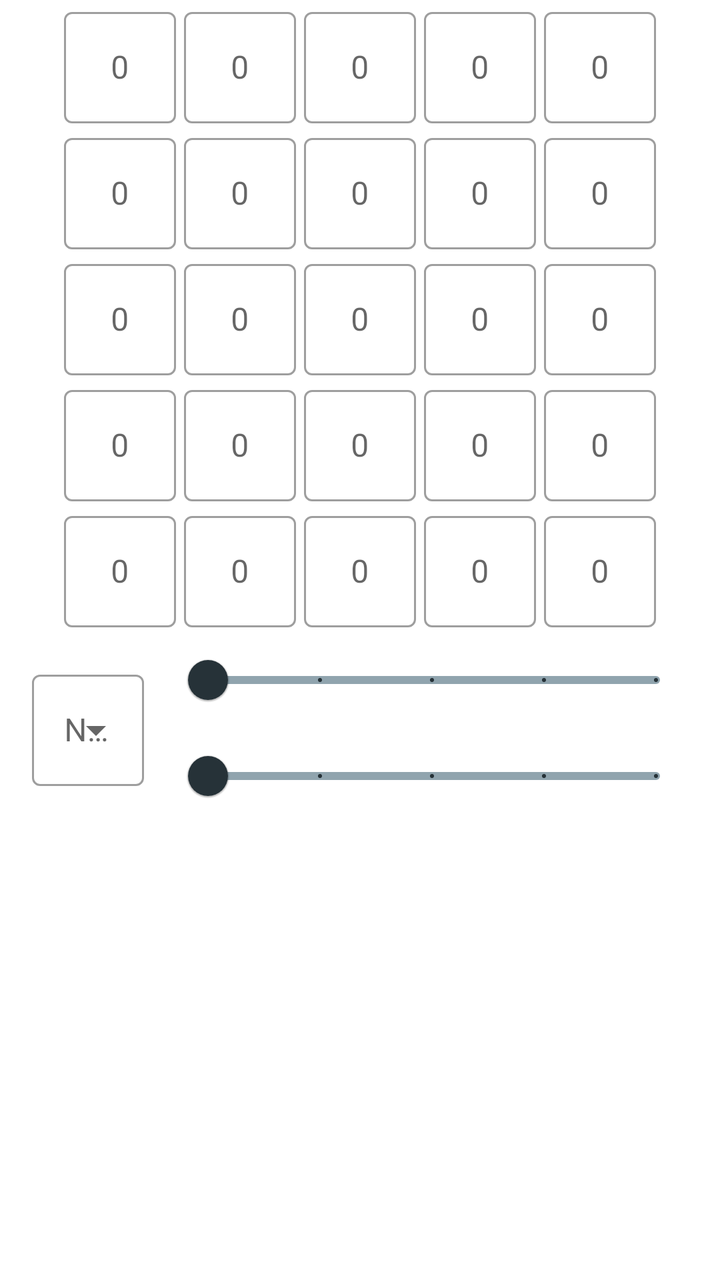
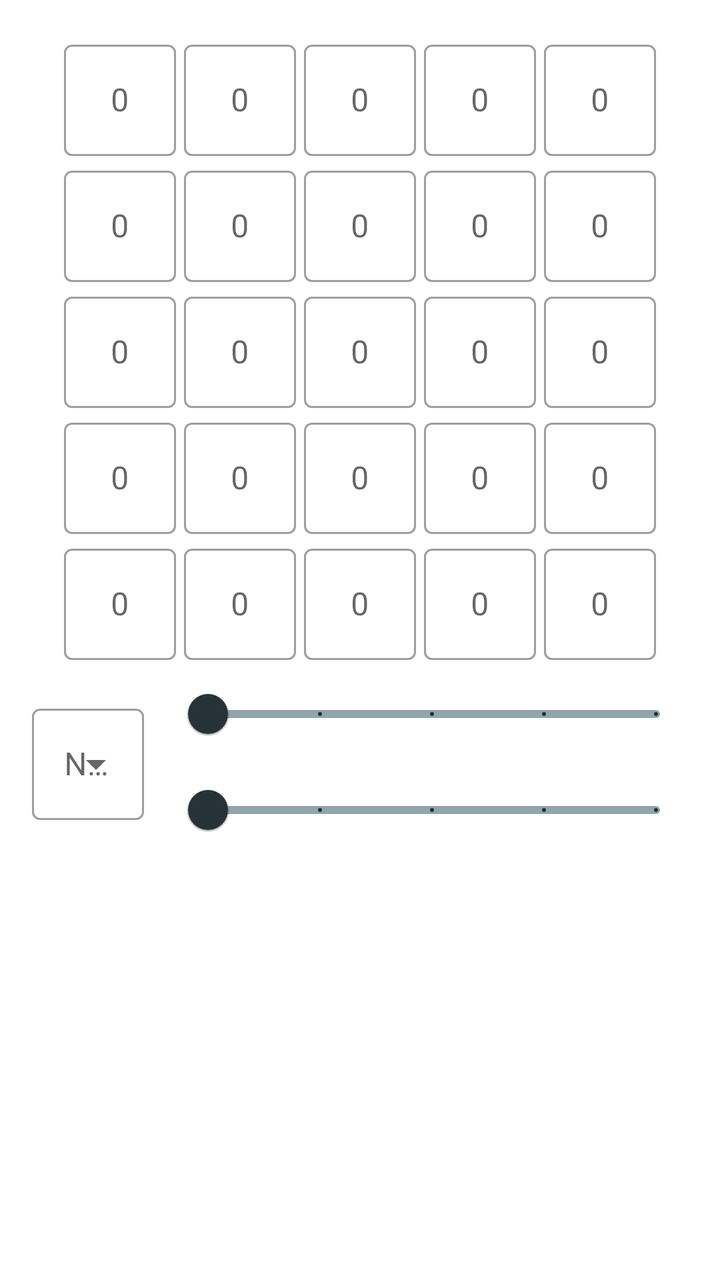

Compare the two renders of this Android layout. The source of the first and the diff that turns it into the second are given below.
<!-- AndroidManifest.xml: application theme Theme.Matscape -->
<!-- res/layout/fragment_matrix_edit.xml -->
<?xml version="1.0" encoding="utf-8"?>
<androidx.constraintlayout.widget.ConstraintLayout xmlns:android="http://schemas.android.com/apk/res/android"
    xmlns:app="http://schemas.android.com/apk/res-auto"
    xmlns:tools="http://schemas.android.com/tools"
    android:layout_width="match_parent"
    android:layout_height="match_parent"
    tools:context=".Fragments.MatrixFragments.EditMatrixFragment">

    <HorizontalScrollView
        android:id="@+id/horizontalScrollView"
        android:layout_width="wrap_content"
        android:layout_height="wrap_content"
        android:scrollbars="none"
        app:layout_constraintBottom_toTopOf="@id/EditMatrixGuideLine"
        app:layout_constraintEnd_toEndOf="parent"
        app:layout_constraintStart_toStartOf="parent"
        app:layout_constraintTop_toTopOf="parent">

        <LinearLayout
            android:layout_width="wrap_content"
            android:layout_height="wrap_content"
            android:orientation="horizontal">

            <LinearLayout
                style="@style/ChangeMatrixLinearLayouts"
                app:layout_constraintTop_toBottomOf="@+id/imageView">

                <com.google.android.material.textfield.TextInputLayout
                    android:id="@+id/ChangeMatrixLayout11"
                    style="@style/Widget.MaterialComponents.TextInputLayout.OutlinedBox"
                    android:layout_width="wrap_content"
                    android:layout_height="wrap_content"
                    android:gravity="center"
                    android:hint="@string/hint_textInputLayout">

                    <com.google.android.material.textfield.TextInputEditText
                        android:id="@+id/ChangeMatrixField11"
                        style="@style/ChangeMatrixMaterialFields" />

                </com.google.android.material.textfield.TextInputLayout>

                <com.google.android.material.textfield.TextInputLayout
                    android:id="@+id/ChangeMatrixLayout21"
                    style="@style/Widget.MaterialComponents.TextInputLayout.OutlinedBox"
                    android:layout_width="wrap_content"
                    android:layout_height="wrap_content"
                    android:gravity="center"
                    android:hint="@string/hint_textInputLayout">

                    <com.google.android.material.textfield.TextInputEditText
                        android:id="@+id/ChangeMatrixField21"
                        style="@style/ChangeMatrixMaterialFields" />

                </com.google.android.material.textfield.TextInputLayout>

                <com.google.android.material.textfield.TextInputLayout
                    android:id="@+id/ChangeMatrixLayout31"
                    style="@style/Widget.MaterialComponents.TextInputLayout.OutlinedBox"
                    android:layout_width="wrap_content"
                    android:layout_height="wrap_content"
                    android:gravity="center"
                    android:hint="@string/hint_textInputLayout">

                    <com.google.android.material.textfield.TextInputEditText
                        android:id="@+id/ChangeMatrixField31"
                        style="@style/ChangeMatrixMaterialFields" />

                </com.google.android.material.textfield.TextInputLayout>

                <com.google.android.material.textfield.TextInputLayout
                    android:id="@+id/ChangeMatrixLayout41"
                    style="@style/Widget.MaterialComponents.TextInputLayout.OutlinedBox"
                    android:layout_width="wrap_content"
                    android:layout_height="wrap_content"
                    android:gravity="center"
                    android:hint="@string/hint_textInputLayout">

                    <com.google.android.material.textfield.TextInputEditText
                        android:id="@+id/ChangeMatrixField41"
                        style="@style/ChangeMatrixMaterialFields" />

                </com.google.android.material.textfield.TextInputLayout>

                <com.google.android.material.textfield.TextInputLayout
                    android:id="@+id/ChangeMatrixLayout51"
                    style="@style/Widget.MaterialComponents.TextInputLayout.OutlinedBox"
                    android:layout_width="wrap_content"
                    android:layout_height="wrap_content"
                    android:gravity="center"
                    android:hint="@string/hint_textInputLayout">

                    <com.google.android.material.textfield.TextInputEditText
                        android:id="@+id/ChangeMatrixField51"
                        style="@style/ChangeMatrixMaterialFields" />

                </com.google.android.material.textfield.TextInputLayout>

            </LinearLayout>

            <LinearLayout
                style="@style/ChangeMatrixLinearLayouts"
                app:layout_constraintTop_toBottomOf="@+id/imageView">

                <com.google.android.material.textfield.TextInputLayout
                    android:id="@+id/ChangeMatrixLayout12"
                    style="@style/Widget.MaterialComponents.TextInputLayout.OutlinedBox"
                    android:layout_width="wrap_content"
                    android:layout_height="wrap_content"
                    android:gravity="center"
                    android:hint="@string/hint_textInputLayout">

                    <com.google.android.material.textfield.TextInputEditText
                        android:id="@+id/ChangeMatrixField12"
                        style="@style/ChangeMatrixMaterialFields" />

                </com.google.android.material.textfield.TextInputLayout>

                <com.google.android.material.textfield.TextInputLayout
                    android:id="@+id/ChangeMatrixLayout22"
                    style="@style/Widget.MaterialComponents.TextInputLayout.OutlinedBox"
                    android:layout_width="wrap_content"
                    android:layout_height="wrap_content"
                    android:gravity="center"
                    android:hint="@string/hint_textInputLayout">

                    <com.google.android.material.textfield.TextInputEditText
                        android:id="@+id/ChangeMatrixField22"
                        style="@style/ChangeMatrixMaterialFields" />

                </com.google.android.material.textfield.TextInputLayout>

                <com.google.android.material.textfield.TextInputLayout
                    android:id="@+id/ChangeMatrixLayout32"
                    style="@style/Widget.MaterialComponents.TextInputLayout.OutlinedBox"
                    android:layout_width="wrap_content"
                    android:layout_height="wrap_content"
                    android:gravity="center"
                    android:hint="@string/hint_textInputLayout">

                    <com.google.android.material.textfield.TextInputEditText
                        android:id="@+id/ChangeMatrixField32"
                        style="@style/ChangeMatrixMaterialFields" />

                </com.google.android.material.textfield.TextInputLayout>

                <com.google.android.material.textfield.TextInputLayout
                    android:id="@+id/ChangeMatrixLayout42"
                    style="@style/Widget.MaterialComponents.TextInputLayout.OutlinedBox"
                    android:layout_width="wrap_content"
                    android:layout_height="wrap_content"
                    android:gravity="center"
                    android:hint="@string/hint_textInputLayout">

                    <com.google.android.material.textfield.TextInputEditText
                        android:id="@+id/ChangeMatrixField42"
                        style="@style/ChangeMatrixMaterialFields" />

                </com.google.android.material.textfield.TextInputLayout>

                <com.google.android.material.textfield.TextInputLayout
                    android:id="@+id/ChangeMatrixLayout52"
                    style="@style/Widget.MaterialComponents.TextInputLayout.OutlinedBox"
                    android:layout_width="wrap_content"
                    android:layout_height="wrap_content"
                    android:gravity="center"
                    android:hint="@string/hint_textInputLayout">

                    <com.google.android.material.textfield.TextInputEditText
                        android:id="@+id/ChangeMatrixField52"
                        style="@style/ChangeMatrixMaterialFields" />

                </com.google.android.material.textfield.TextInputLayout>

            </LinearLayout>

            <LinearLayout
                style="@style/ChangeMatrixLinearLayouts"
                app:layout_constraintTop_toBottomOf="@+id/imageView">

                <com.google.android.material.textfield.TextInputLayout
                    android:id="@+id/ChangeMatrixLayout13"
                    style="@style/Widget.MaterialComponents.TextInputLayout.OutlinedBox"
                    android:layout_width="wrap_content"
                    android:layout_height="wrap_content"
                    android:gravity="center"
                    android:hint="@string/hint_textInputLayout">

                    <com.google.android.material.textfield.TextInputEditText
                        android:id="@+id/ChangeMatrixField13"
                        style="@style/ChangeMatrixMaterialFields" />

                </com.google.android.material.textfield.TextInputLayout>

                <com.google.android.material.textfield.TextInputLayout
                    android:id="@+id/ChangeMatrixLayout23"
                    style="@style/Widget.MaterialComponents.TextInputLayout.OutlinedBox"
                    android:layout_width="wrap_content"
                    android:layout_height="wrap_content"
                    android:gravity="center"
                    android:hint="@string/hint_textInputLayout">

                    <com.google.android.material.textfield.TextInputEditText
                        android:id="@+id/ChangeMatrixField23"
                        style="@style/ChangeMatrixMaterialFields" />

                </com.google.android.material.textfield.TextInputLayout>

                <com.google.android.material.textfield.TextInputLayout
                    android:id="@+id/ChangeMatrixLayout33"
                    style="@style/Widget.MaterialComponents.TextInputLayout.OutlinedBox"
                    android:layout_width="wrap_content"
                    android:layout_height="wrap_content"
                    android:gravity="center"
                    android:hint="@string/hint_textInputLayout">

                    <com.google.android.material.textfield.TextInputEditText
                        android:id="@+id/ChangeMatrixField33"
                        style="@style/ChangeMatrixMaterialFields" />

                </com.google.android.material.textfield.TextInputLayout>

                <com.google.android.material.textfield.TextInputLayout
                    android:id="@+id/ChangeMatrixLayout43"
                    style="@style/Widget.MaterialComponents.TextInputLayout.OutlinedBox"
                    android:layout_width="wrap_content"
                    android:layout_height="wrap_content"
                    android:gravity="center"
                    android:hint="@string/hint_textInputLayout">

                    <com.google.android.material.textfield.TextInputEditText
                        android:id="@+id/ChangeMatrixField43"
                        style="@style/ChangeMatrixMaterialFields" />

                </com.google.android.material.textfield.TextInputLayout>

                <com.google.android.material.textfield.TextInputLayout
                    android:id="@+id/ChangeMatrixLayout53"
                    style="@style/Widget.MaterialComponents.TextInputLayout.OutlinedBox"
                    android:layout_width="wrap_content"
                    android:layout_height="wrap_content"
                    android:gravity="center"
                    android:hint="@string/hint_textInputLayout">

                    <com.google.android.material.textfield.TextInputEditText
                        android:id="@+id/ChangeMatrixField53"
                        style="@style/ChangeMatrixMaterialFields" />

                </com.google.android.material.textfield.TextInputLayout>

            </LinearLayout>

            <LinearLayout
                style="@style/ChangeMatrixLinearLayouts"
                app:layout_constraintTop_toBottomOf="@+id/imageView">

                <com.google.android.material.textfield.TextInputLayout
                    android:id="@+id/ChangeMatrixLayout14"
                    style="@style/Widget.MaterialComponents.TextInputLayout.OutlinedBox"
                    android:layout_width="wrap_content"
                    android:layout_height="wrap_content"
                    android:gravity="center"
                    android:hint="@string/hint_textInputLayout">

                    <com.google.android.material.textfield.TextInputEditText
                        android:id="@+id/ChangeMatrixField14"
                        style="@style/ChangeMatrixMaterialFields" />

                </com.google.android.material.textfield.TextInputLayout>

                <com.google.android.material.textfield.TextInputLayout
                    android:id="@+id/ChangeMatrixLayout24"
                    style="@style/Widget.MaterialComponents.TextInputLayout.OutlinedBox"
                    android:layout_width="wrap_content"
                    android:layout_height="wrap_content"
                    android:gravity="center"
                    android:hint="@string/hint_textInputLayout">

                    <com.google.android.material.textfield.TextInputEditText
                        android:id="@+id/ChangeMatrixField24"
                        style="@style/ChangeMatrixMaterialFields" />

                </com.google.android.material.textfield.TextInputLayout>

                <com.google.android.material.textfield.TextInputLayout
                    android:id="@+id/ChangeMatrixLayout34"
                    style="@style/Widget.MaterialComponents.TextInputLayout.OutlinedBox"
                    android:layout_width="wrap_content"
                    android:layout_height="wrap_content"
                    android:gravity="center"
                    android:hint="@string/hint_textInputLayout">

                    <com.google.android.material.textfield.TextInputEditText
                        android:id="@+id/ChangeMatrixField34"
                        style="@style/ChangeMatrixMaterialFields" />

                </com.google.android.material.textfield.TextInputLayout>

                <com.google.android.material.textfield.TextInputLayout
                    android:id="@+id/ChangeMatrixLayout44"
                    style="@style/Widget.MaterialComponents.TextInputLayout.OutlinedBox"
                    android:layout_width="wrap_content"
                    android:layout_height="wrap_content"
                    android:gravity="center"
                    android:hint="@string/hint_textInputLayout">

                    <com.google.android.material.textfield.TextInputEditText
                        android:id="@+id/ChangeMatrixField44"
                        style="@style/ChangeMatrixMaterialFields" />

                </com.google.android.material.textfield.TextInputLayout>

                <com.google.android.material.textfield.TextInputLayout
                    android:id="@+id/ChangeMatrixLayout54"
                    style="@style/Widget.MaterialComponents.TextInputLayout.OutlinedBox"
                    android:layout_width="wrap_content"
                    android:layout_height="wrap_content"
                    android:gravity="center"
                    android:hint="@string/hint_textInputLayout">

                    <com.google.android.material.textfield.TextInputEditText
                        android:id="@+id/ChangeMatrixField54"
                        style="@style/ChangeMatrixMaterialFields" />

                </com.google.android.material.textfield.TextInputLayout>

            </LinearLayout>

            <LinearLayout
                style="@style/ChangeMatrixLinearLayouts"
                app:layout_constraintTop_toBottomOf="@+id/imageView">

                <com.google.android.material.textfield.TextInputLayout
                    android:id="@+id/ChangeMatrixLayout15"
                    style="@style/Widget.MaterialComponents.TextInputLayout.OutlinedBox"
                    android:layout_width="wrap_content"
                    android:layout_height="wrap_content"
                    android:gravity="center"
                    android:hint="@string/hint_textInputLayout">

                    <com.google.android.material.textfield.TextInputEditText
                        android:id="@+id/ChangeMatrixField15"
                        style="@style/ChangeMatrixMaterialFields" />

                </com.google.android.material.textfield.TextInputLayout>

                <com.google.android.material.textfield.TextInputLayout
                    android:id="@+id/ChangeMatrixLayout25"
                    style="@style/Widget.MaterialComponents.TextInputLayout.OutlinedBox"
                    android:layout_width="wrap_content"
                    android:layout_height="wrap_content"
                    android:gravity="center"
                    android:hint="@string/hint_textInputLayout">

                    <com.google.android.material.textfield.TextInputEditText
                        android:id="@+id/ChangeMatrixField25"
                        style="@style/ChangeMatrixMaterialFields" />

                </com.google.android.material.textfield.TextInputLayout>

                <com.google.android.material.textfield.TextInputLayout
                    android:id="@+id/ChangeMatrixLayout35"
                    style="@style/Widget.MaterialComponents.TextInputLayout.OutlinedBox"
                    android:layout_width="wrap_content"
                    android:layout_height="wrap_content"
                    android:gravity="center"
                    android:hint="@string/hint_textInputLayout">

                    <com.google.android.material.textfield.TextInputEditText
                        android:id="@+id/ChangeMatrixField35"
                        style="@style/ChangeMatrixMaterialFields" />

                </com.google.android.material.textfield.TextInputLayout>

                <com.google.android.material.textfield.TextInputLayout
                    android:id="@+id/ChangeMatrixLayout45"
                    style="@style/Widget.MaterialComponents.TextInputLayout.OutlinedBox"
                    android:layout_width="wrap_content"
                    android:layout_height="wrap_content"
                    android:gravity="center"
                    android:hint="@string/hint_textInputLayout">

                    <com.google.android.material.textfield.TextInputEditText
                        android:id="@+id/ChangeMatrixField45"
                        style="@style/ChangeMatrixMaterialFields" />

                </com.google.android.material.textfield.TextInputLayout>

                <com.google.android.material.textfield.TextInputLayout
                    android:id="@+id/ChangeMatrixLayout55"
                    style="@style/Widget.MaterialComponents.TextInputLayout.OutlinedBox"
                    android:layout_width="wrap_content"
                    android:layout_height="wrap_content"
                    android:gravity="center"
                    android:hint="@string/hint_textInputLayout">

                    <com.google.android.material.textfield.TextInputEditText
                        android:id="@+id/ChangeMatrixField55"
                        style="@style/ChangeMatrixMaterialFields" />

                </com.google.android.material.textfield.TextInputLayout>

            </LinearLayout>

        </LinearLayout>
    </HorizontalScrollView>

    <androidx.constraintlayout.widget.Guideline
        android:id="@+id/EditMatrixGuideLine"
        android:layout_width="wrap_content"
        android:layout_height="wrap_content"
        android:orientation="horizontal"
        app:layout_constraintGuide_begin="316dp" />

    <com.google.android.material.textfield.TextInputLayout

        android:id="@+id/textInputLayout"
        style="@style/Widget.MaterialComponents.TextInputLayout.OutlinedBox.ExposedDropdownMenu"
        android:layout_width="wrap_content"
        android:layout_height="wrap_content"
        android:layout_marginStart="16dp"
        android:layout_marginTop="16dp"
        android:hint="@string/hint_spinner"
        android:orientation="horizontal"
        app:layout_constraintStart_toStartOf="parent"
        app:layout_constraintTop_toBottomOf="@+id/EditMatrixGuideLine">

        <AutoCompleteTextView
            android:id="@+id/MatrixNamesSpinner"
            android:layout_width="match_parent"
            android:layout_height="wrap_content"
            android:inputType="none"
            tools:ignore="LabelFor" />

    </com.google.android.material.textfield.TextInputLayout>

    <com.google.android.material.slider.Slider
        android:id="@+id/EditMatrixRowsSlider"
        style="@style/MatrixDimensionsSliders"
        app:layout_constraintEnd_toEndOf="parent"
        app:layout_constraintStart_toEndOf="@+id/textInputLayout"
        app:layout_constraintTop_toTopOf="@+id/EditMatrixGuideLine" />


    <com.google.android.material.slider.Slider
        android:id="@+id/EditMatrixColumnsSlider"
        style="@style/MatrixDimensionsSliders"
        app:layout_constraintEnd_toEndOf="parent"
        app:layout_constraintStart_toEndOf="@+id/textInputLayout"
        app:layout_constraintTop_toBottomOf="@+id/EditMatrixRowsSlider" />


    <androidx.cardview.widget.CardView
        android:id="@+id/EditNumpadCardView"
        android:layout_width="match_parent"
        android:layout_height="wrap_content"
        android:layout_margin="5dp"
        app:layout_constraintBottom_toBottomOf="parent"
        app:layout_constraintEnd_toEndOf="parent"
        app:layout_constraintStart_toStartOf="parent">

    </androidx.cardview.widget.CardView>


</androidx.constraintlayout.widget.ConstraintLayout>
<!-- resources referenced by this layout -->
<resources>
  <string name="hint_spinner">Name</string>
  <string name="hint_textInputLayout">0</string>
  <style name="ChangeMatrixLinearLayouts">
          <item name="android:layout_width">wrap_content</item>
          <item name="android:layout_height">wrap_content</item>
          <item name="android:orientation">vertical</item>
          <item name="android:gravity">center</item>
      </style>
  
      //for ChangeMatrix Matrix Fields
  <style name="ChangeMatrixMaterialFields">
          <item name="android:layout_width">wrap_content</item>
          <item name="android:layout_height">wrap_content</item>
          <item name="android:layout_margin">2dp</item>
          <item name="android:inputType">numberSigned</item>
          <item name="android:gravity">center</item>
      </style>
  
      //for EditMatrixFragment Keypad Material buttons
  <style name="MatrixDimensionsSliders">
          <item name="android:layout_width">0dp</item>
          <item name="android:layout_height">0dp</item>
          <item name="android:stepSize">1</item>
          <item name="android:valueFrom">1</item>
          <item name="android:valueTo">5</item>
          <item name="android:layout_marginEnd">16dp</item>
          <item name="android:layout_marginStart">16dp</item>
          <item name="haloColor">@color/blue_black</item>
          <item name="thumbColor">@color/blue_black</item>
          <item name="trackColorActive">@color/blue_black</item>
          <item name="trackColorInactive">@color/light_blue_black</item>
          <item name="tickColor">@color/blue_black</item>
      </style>
  
      //for Settings Default Matrix Preview Bullets
  <style name="Theme.Matscape" parent="Theme.MaterialComponents.DayNight.NoActionBar">
          
          <item name="colorPrimary">@color/purple_500</item>
          <item name="colorPrimaryVariant">@color/purple_700</item>
          <item name="colorOnPrimary">@color/white</item>
          
          <item name="colorSecondary">@color/teal_200</item>
          <item name="colorSecondaryVariant">@color/teal_700</item>
          <item name="colorOnSecondary">@color/black</item>
          
          <item name="android:statusBarColor" tools:targetApi="l">?attr/colorPrimaryVariant</item>
          
      </style>
  <color name="blue_black">#263238</color>
  <color name="light_blue_black">#90A4AE</color>
  <color name="purple_500">#FF6200EE</color>
  <color name="purple_700">#FF3700B3</color>
  <color name="white">#FFFFFFFF</color>
  <color name="teal_200">#FF03DAC5</color>
  <color name="teal_700">#FF018786</color>
  <color name="black">#FF000000</color>
</resources>

<!-- the commit's change to res/layout/fragment_matrix_edit.xml (unified diff, before → after) -->
@@ -10,8 +10,9 @@
         android:id="@+id/horizontalScrollView"
         android:layout_width="wrap_content"
         android:layout_height="wrap_content"
+        android:layout_marginTop="16dp"
         android:scrollbars="none"
-        app:layout_constraintBottom_toTopOf="@id/EditMatrixGuideLine"
+        app:layout_constraintBottom_toTopOf="@+id/EditMatrixGuideLine"
         app:layout_constraintEnd_toEndOf="parent"
         app:layout_constraintStart_toStartOf="parent"
         app:layout_constraintTop_toTopOf="parent">
@@ -409,7 +410,7 @@
         android:layout_width="wrap_content"
         android:layout_height="wrap_content"
         android:orientation="horizontal"
-        app:layout_constraintGuide_begin="316dp" />
+        app:layout_constraintGuide_begin="333dp" />
 
     <com.google.android.material.textfield.TextInputLayout
 
